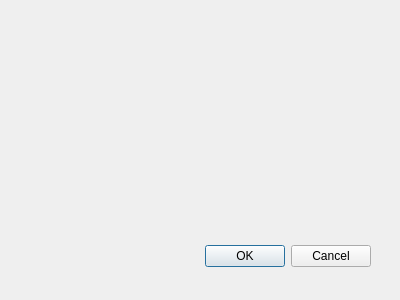
Above: linux/dialogradiosettings.ui from houdini22/drone_blackbox before the change. Below: the same form after it.
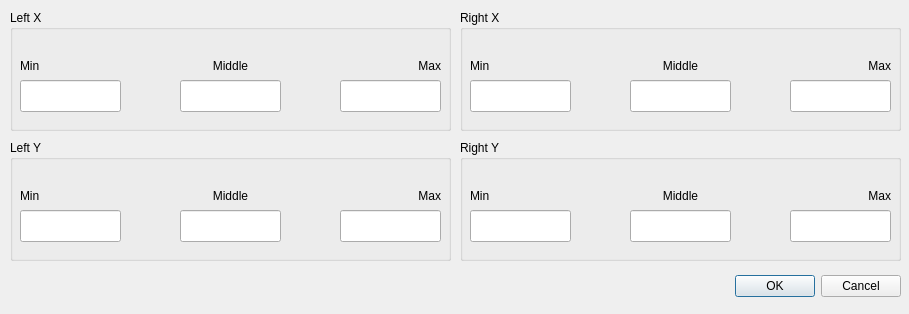
That is the form after the change.

The edit to the form file:
```diff
--- a/linux/dialogradiosettings.ui
+++ b/linux/dialogradiosettings.ui
@@ -8,8 +8,8 @@
    <rect>
     <x>0</x>
     <y>0</y>
-    <width>400</width>
-    <height>300</height>
+    <width>909</width>
+    <height>314</height>
    </rect>
   </property>
   <property name="windowTitle">
@@ -18,9 +18,9 @@
   <widget name="buttonBox" class="QDialogButtonBox">
    <property name="geometry">
     <rect>
-     <x>30</x>
-     <y>240</y>
-     <width>341</width>
+     <x>570</x>
+     <y>270</y>
+     <width>331</width>
      <height>32</height>
     </rect>
    </property>
@@ -31,6 +31,358 @@
     <set>QDialogButtonBox::Cancel|QDialogButtonBox::Ok</set>
    </property>
   </widget>
+  <widget class="QGroupBox" name="groupBox">
+   <property name="geometry">
+    <rect>
+     <x>10</x>
+     <y>10</y>
+     <width>441</width>
+     <height>121</height>
+    </rect>
+   </property>
+   <property name="title">
+    <string>Left X</string>
+   </property>
+   <widget class="QLabel" name="label">
+    <property name="geometry">
+     <rect>
+      <x>10</x>
+      <y>40</y>
+      <width>71</width>
+      <height>31</height>
+     </rect>
+    </property>
+    <property name="text">
+     <string>Min</string>
+    </property>
+   </widget>
+   <widget class="QLabel" name="label_2">
+    <property name="geometry">
+     <rect>
+      <x>370</x>
+      <y>40</y>
+      <width>61</width>
+      <height>31</height>
+     </rect>
+    </property>
+    <property name="text">
+     <string>Max</string>
+    </property>
+    <property name="alignment">
+     <set>Qt::AlignRight|Qt::AlignTrailing|Qt::AlignVCenter</set>
+    </property>
+   </widget>
+   <widget class="QLabel" name="label_3">
+    <property name="geometry">
+     <rect>
+      <x>190</x>
+      <y>40</y>
+      <width>61</width>
+      <height>31</height>
+     </rect>
+    </property>
+    <property name="text">
+     <string>Middle</string>
+    </property>
+    <property name="alignment">
+     <set>Qt::AlignCenter</set>
+    </property>
+   </widget>
+   <widget class="QLineEdit" name="inputLeftXmin">
+    <property name="geometry">
+     <rect>
+      <x>10</x>
+      <y>70</y>
+      <width>101</width>
+      <height>32</height>
+     </rect>
+    </property>
+   </widget>
+   <widget class="QLineEdit" name="inputLeftXmiddle">
+    <property name="geometry">
+     <rect>
+      <x>170</x>
+      <y>70</y>
+      <width>101</width>
+      <height>32</height>
+     </rect>
+    </property>
+   </widget>
+   <widget class="QLineEdit" name="inputLeftXmax">
+    <property name="geometry">
+     <rect>
+      <x>330</x>
+      <y>70</y>
+      <width>101</width>
+      <height>32</height>
+     </rect>
+    </property>
+   </widget>
+  </widget>
+  <widget class="QGroupBox" name="groupBox_3">
+   <property name="geometry">
+    <rect>
+     <x>10</x>
+     <y>140</y>
+     <width>441</width>
+     <height>121</height>
+    </rect>
+   </property>
+   <property name="title">
+    <string>Left Y</string>
+   </property>
+   <widget class="QLabel" name="label_9">
+    <property name="geometry">
+     <rect>
+      <x>370</x>
+      <y>40</y>
+      <width>61</width>
+      <height>31</height>
+     </rect>
+    </property>
+    <property name="text">
+     <string>Max</string>
+    </property>
+    <property name="alignment">
+     <set>Qt::AlignRight|Qt::AlignTrailing|Qt::AlignVCenter</set>
+    </property>
+   </widget>
+   <widget class="QLabel" name="label_8">
+    <property name="geometry">
+     <rect>
+      <x>10</x>
+      <y>40</y>
+      <width>71</width>
+      <height>31</height>
+     </rect>
+    </property>
+    <property name="text">
+     <string>Min</string>
+    </property>
+   </widget>
+   <widget class="QLabel" name="label_7">
+    <property name="geometry">
+     <rect>
+      <x>190</x>
+      <y>40</y>
+      <width>61</width>
+      <height>31</height>
+     </rect>
+    </property>
+    <property name="text">
+     <string>Middle</string>
+    </property>
+    <property name="alignment">
+     <set>Qt::AlignCenter</set>
+    </property>
+   </widget>
+   <widget class="QLineEdit" name="inputLeftYmax">
+    <property name="geometry">
+     <rect>
+      <x>330</x>
+      <y>70</y>
+      <width>101</width>
+      <height>32</height>
+     </rect>
+    </property>
+   </widget>
+   <widget class="QLineEdit" name="inputLeftYmin">
+    <property name="geometry">
+     <rect>
+      <x>10</x>
+      <y>70</y>
+      <width>101</width>
+      <height>32</height>
+     </rect>
+    </property>
+   </widget>
+   <widget class="QLineEdit" name="inputLeftYmiddle">
+    <property name="geometry">
+     <rect>
+      <x>170</x>
+      <y>70</y>
+      <width>101</width>
+      <height>32</height>
+     </rect>
+    </property>
+   </widget>
+  </widget>
+  <widget class="QGroupBox" name="groupBox_5">
+   <property name="geometry">
+    <rect>
+     <x>460</x>
+     <y>140</y>
+     <width>441</width>
+     <height>121</height>
+    </rect>
+   </property>
+   <property name="title">
+    <string>Right Y</string>
+   </property>
+   <widget class="QLabel" name="label_10">
+    <property name="geometry">
+     <rect>
+      <x>190</x>
+      <y>40</y>
+      <width>61</width>
+      <height>31</height>
+     </rect>
+    </property>
+    <property name="text">
+     <string>Middle</string>
+    </property>
+    <property name="alignment">
+     <set>Qt::AlignCenter</set>
+    </property>
+   </widget>
+   <widget class="QLabel" name="label_11">
+    <property name="geometry">
+     <rect>
+      <x>10</x>
+      <y>40</y>
+      <width>71</width>
+      <height>31</height>
+     </rect>
+    </property>
+    <property name="text">
+     <string>Min</string>
+    </property>
+   </widget>
+   <widget class="QLabel" name="label_12">
+    <property name="geometry">
+     <rect>
+      <x>370</x>
+      <y>40</y>
+      <width>61</width>
+      <height>31</height>
+     </rect>
+    </property>
+    <property name="text">
+     <string>Max</string>
+    </property>
+    <property name="alignment">
+     <set>Qt::AlignRight|Qt::AlignTrailing|Qt::AlignVCenter</set>
+    </property>
+   </widget>
+   <widget class="QLineEdit" name="inputRightYmax">
+    <property name="geometry">
+     <rect>
+      <x>330</x>
+      <y>70</y>
+      <width>101</width>
+      <height>32</height>
+     </rect>
+    </property>
+   </widget>
+   <widget class="QLineEdit" name="inputRightYmin">
+    <property name="geometry">
+     <rect>
+      <x>10</x>
+      <y>70</y>
+      <width>101</width>
+      <height>32</height>
+     </rect>
+    </property>
+   </widget>
+   <widget class="QLineEdit" name="inputRightYmiddle">
+    <property name="geometry">
+     <rect>
+      <x>170</x>
+      <y>70</y>
+      <width>101</width>
+      <height>32</height>
+     </rect>
+    </property>
+   </widget>
+  </widget>
+  <widget class="QGroupBox" name="groupBox_6">
+   <property name="geometry">
+    <rect>
+     <x>460</x>
+     <y>10</y>
+     <width>441</width>
+     <height>121</height>
+    </rect>
+   </property>
+   <property name="title">
+    <string>Right X</string>
+   </property>
+   <widget class="QLabel" name="label_6">
+    <property name="geometry">
+     <rect>
+      <x>10</x>
+      <y>40</y>
+      <width>71</width>
+      <height>31</height>
+     </rect>
+    </property>
+    <property name="text">
+     <string>Min</string>
+    </property>
+   </widget>
+   <widget class="QLabel" name="label_4">
+    <property name="geometry">
+     <rect>
+      <x>190</x>
+      <y>40</y>
+      <width>61</width>
+      <height>31</height>
+     </rect>
+    </property>
+    <property name="text">
+     <string>Middle</string>
+    </property>
+    <property name="alignment">
+     <set>Qt::AlignCenter</set>
+    </property>
+   </widget>
+   <widget class="QLabel" name="label_5">
+    <property name="geometry">
+     <rect>
+      <x>370</x>
+      <y>40</y>
+      <width>61</width>
+      <height>31</height>
+     </rect>
+    </property>
+    <property name="text">
+     <string>Max</string>
+    </property>
+    <property name="alignment">
+     <set>Qt::AlignRight|Qt::AlignTrailing|Qt::AlignVCenter</set>
+    </property>
+   </widget>
+   <widget class="QLineEdit" name="inputRightXmax">
+    <property name="geometry">
+     <rect>
+      <x>330</x>
+      <y>70</y>
+      <width>101</width>
+      <height>32</height>
+     </rect>
+    </property>
+   </widget>
+   <widget class="QLineEdit" name="inputRightXmiddle">
+    <property name="geometry">
+     <rect>
+      <x>170</x>
+      <y>70</y>
+      <width>101</width>
+      <height>32</height>
+     </rect>
+    </property>
+   </widget>
+   <widget class="QLineEdit" name="inputRightXmin">
+    <property name="geometry">
+     <rect>
+      <x>10</x>
+      <y>70</y>
+      <width>101</width>
+      <height>32</height>
+     </rect>
+    </property>
+   </widget>
+  </widget>
  </widget>
  <pixmapfunction/>
  <resources/>
```
Left out of the diff: 9 changed lines with no effect on the pictures.
